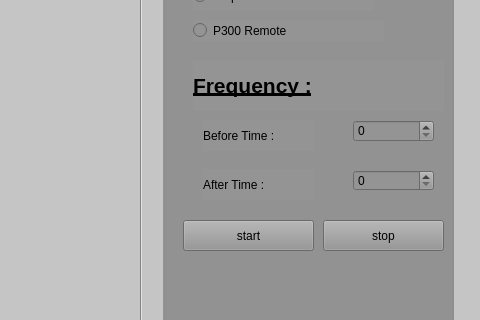
First picture: the form in RemoteInterfacceQT/mainwindow.ui, repository PolyCortex/RemoteProject, before the edit; both pictures show x 447 to 927 and y 170 to 490 of the 927 by 581 pixel window.
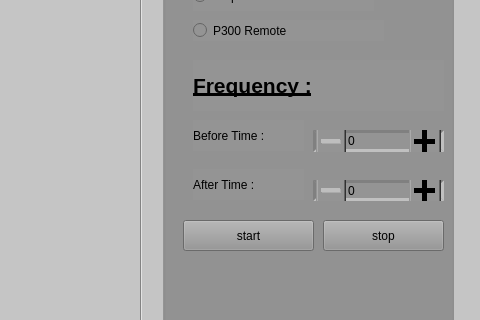
Second picture: the form after the edit. Icons and pictures are not drawn.

```diff
--- a/RemoteInterfacceQT/mainwindow.ui
+++ b/RemoteInterfacceQT/mainwindow.ui
@@ -13,6 +13,11 @@
   <property name="windowTitle">
    <string>MainWindow</string>
   </property>
+  <property name="styleSheet">
+   <string notr="true">QSpinBox { border: 3px inset grey; } 
+QSpinBox::up-button { subcontrol-position: left; width: 32px; height: 35px;}
+QSpinBox::down-button { subcontrol-position: right; width: 30px; height: 35px;}</string>
+  </property>
   <widget class="QWidget" name="centralWidget">
    <property name="styleSheet">
     <string notr="true">background-color: rgb(197, 197, 197);</string>
@@ -419,12 +424,27 @@
     <widget class="QSpinBox" name="frequency_Bspin">
      <property name="geometry">
       <rect>
-       <x>190</x>
-       <y>260</y>
-       <width>81</width>
+       <x>150</x>
+       <y>270</y>
+       <width>131</width>
        <height>22</height>
       </rect>
      </property>
+     <property name="layoutDirection">
+      <enum>Qt::RightToLeft</enum>
+     </property>
+     <property name="styleSheet">
+      <string notr="true">background-color: rgb(148, 148, 148);</string>
+     </property>
+     <property name="wrapping">
+      <bool>false</bool>
+     </property>
+     <property name="buttonSymbols">
+      <enum>QAbstractSpinBox::PlusMinus</enum>
+     </property>
+     <property name="showGroupSeparator" stdset="0">
+      <bool>false</bool>
+     </property>
      <property name="maximum">
       <number>1000</number>
      </property>
@@ -435,12 +455,18 @@
     <widget class="QSpinBox" name="frequency_Aspin">
      <property name="geometry">
       <rect>
-       <x>190</x>
-       <y>310</y>
-       <width>81</width>
+       <x>150</x>
+       <y>320</y>
+       <width>131</width>
        <height>21</height>
       </rect>
      </property>
+     <property name="layoutDirection">
+      <enum>Qt::RightToLeft</enum>
+     </property>
+     <property name="buttonSymbols">
+      <enum>QAbstractSpinBox::PlusMinus</enum>
+     </property>
      <property name="maximum">
       <number>1000</number>
      </property>
@@ -493,7 +519,7 @@
     <widget class="QLabel" name="frequency_Blabel">
      <property name="geometry">
       <rect>
-       <x>40</x>
+       <x>30</x>
        <y>260</y>
        <width>111</width>
        <height>31</height>
@@ -506,7 +532,7 @@
     <widget class="QLabel" name="frequency_Alabel">
      <property name="geometry">
       <rect>
-       <x>40</x>
+       <x>30</x>
        <y>309</y>
        <width>111</width>
        <height>31</height>
```
Left out of the diff: 11 changed lines with no effect on the pictures.
